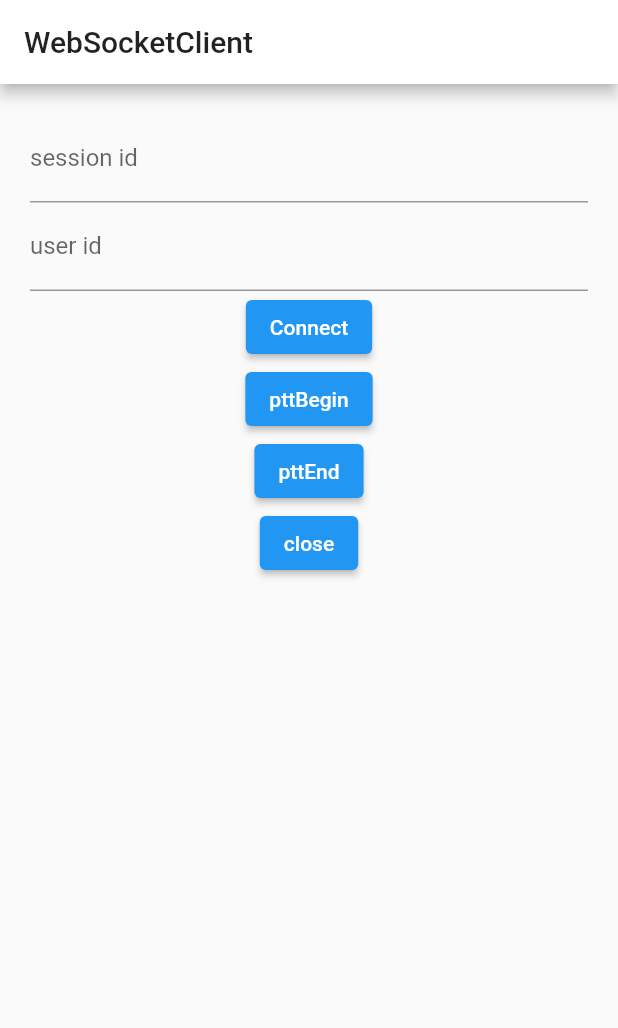
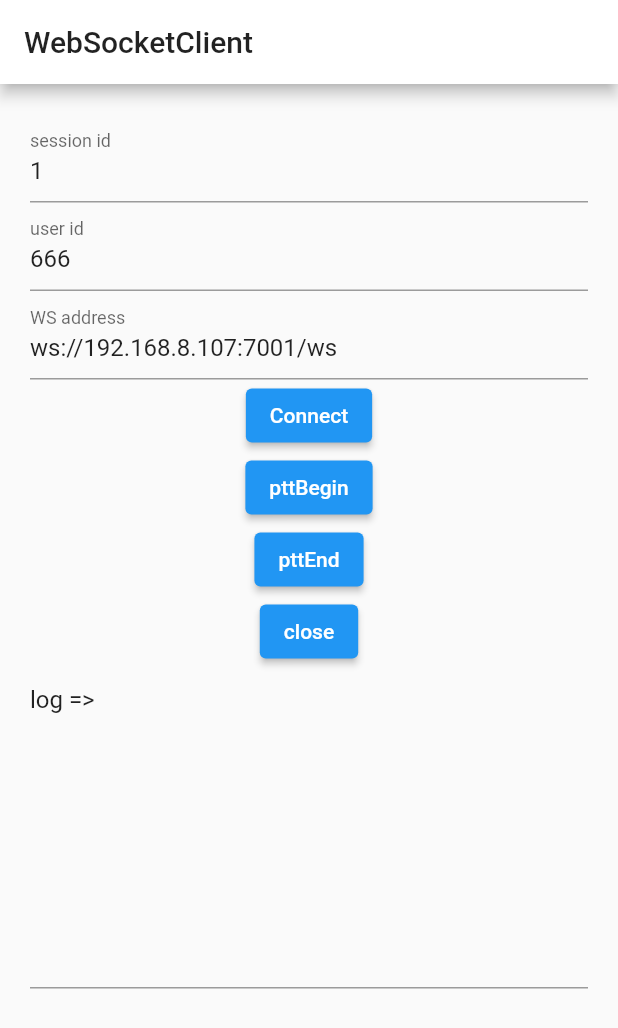
Before and after one commit to xibeidong/flutter_app_hello, a Flutter app: the screen it shows after launch, on a phone screen of 412 x 824 dp. Shown: the top 1028 px of the screen. Run offline on Flutter 3.47's test engine with Material 2 defaults, Android fonts, the light colour scheme and no system bars; missing offline and left inert: flutter_webrtc.

Commit message:
add _log()

```diff
--- a/lib/custom/my_custom.dart
+++ b/lib/custom/my_custom.dart
@@ -4,6 +4,7 @@ import 'dart:async';
 import 'dart:convert';
 import 'dart:io';
 import 'dart:typed_data';
+import 'dart:ui';
 import 'package:flutter/material.dart';
 import 'dart:math' show Random;
 import 'package:web_socket_channel/io.dart';
--- a/lib/custom/web_socket_client.dart
+++ b/lib/custom/web_socket_client.dart
@@ -15,14 +15,18 @@ class MyWebSocketClient extends StatefulWidget{
 class MyWebSocketClientState extends State<MyWebSocketClient>{
 
   late WebSocketChannel channel ;//= IOWebSocketChannel.connect('ws://192.168.10.235:7001');
-  final  _controllerSessionId =  TextEditingController();
-  final _controllerUserId = TextEditingController();
+  final  _controllerSessionId =  TextEditingController(text:'1');
+  final _controllerUserId = TextEditingController(text: '666');
+  final _controllerWS = TextEditingController(text: 'ws://192.168.8.107:7001/ws');
+  final _controllerLog = TextEditingController(text: 'log =>');
   late RTCPeerConnection _peerConnectionSub;
   late RTCPeerConnection _peerConnectionPub;
+  var count = 1;
   //late MediaStream localStream;
   //late RTCRtpTransceiver transceiverPub;
   //final List<RTCVideoRenderer> _remoteRenderers = [];
   //late MediaStreamTrack _remoteTrack;
+
   @override
   Widget build(BuildContext context) {
     // TODO: implement build
@@ -33,22 +37,28 @@ class MyWebSocketClientState extends State<MyWebSocketClient>{
         child: Column(
           crossAxisAlignment: CrossAxisAlignment.center,
           children: <Widget>[
+
             Form(child: TextFormField(
               controller: _controllerSessionId,
               decoration: const InputDecoration(labelText: 'session id'),
+             // onTap: (){_controllerLog.clear();},
             )),
             Form( child: TextFormField(
               controller: _controllerUserId,
               decoration: const InputDecoration(labelText: 'user id'),
-            ),
-            ),
+            ),),
+            Form( child: TextFormField(
+              controller: _controllerWS,
+              decoration: const InputDecoration(labelText: 'WS address'),
+            ),),
+
             ElevatedButton(
               onPressed:  _clickConnect,
               child: const Text('Connect'),
             ),
             ElevatedButton(
               onPressed: (){
-                log('click pttBegin');
+                _log('click pttBegin');
                 channel.sink.add(const JsonEncoder().convert({
                   'event':'pttBegin',
                 }));
@@ -58,7 +68,7 @@ class MyWebSocketClientState extends State<MyWebSocketClient>{
             ),
             ElevatedButton(
               onPressed: () {
-                log('click pttEnd');
+                _log('click pttEnd');
                 pttEndHandle();
               },
               child: const Text('pttEnd'),
@@ -69,15 +79,32 @@ class MyWebSocketClientState extends State<MyWebSocketClient>{
               child: const Text('close'),
               style: const ButtonStyle(alignment: Alignment.center),
             ),
+            TextField(
+              controller: _controllerLog,
+              readOnly: true,
+              maxLines: 10,
 
+            ),
           ],
 
         ),
       )
     );
   }
+  @override
+  void initState()  {
+    super.initState();
+    setState(() {
+      //_controllerUserId.text = 'iop';
+
+    });
+  }
+  void _log(String msg){
+    _controllerLog.text ='${count++}. '+ msg +'\n' + _controllerLog.text;
+    debugPrint(msg);
+  }
   void _clickClose() async{
-    debugPrint('click Close()');
+    _log('click Close()');
     channel.sink.close();
 
     // List<RTCRtpReceiver> receivers = await _peerConnection.getReceivers();
@@ -96,8 +123,10 @@ class MyWebSocketClientState extends State<MyWebSocketClient>{
     //_remoteRenderers.map((element) {element.dispose() ;});
   }
   void _clickConnect() async{
-    debugPrint('click Connect');
-    channel = IOWebSocketChannel.connect('ws://192.168.10.235:7001/ws');
+    _controllerLog.clear();
+    count = 0;
+    _log('click Connect');
+    channel = IOWebSocketChannel.connect(_controllerWS.text);
     //channel = IOWebSocketChannel.connect('ws://124.207.164.210:8431/ws');
     channel.stream.listen((message)  {  _parseMsg(message.toString());},
       onError: (e){log('err:'+e.toString());},
@@ -110,8 +139,8 @@ class MyWebSocketClientState extends State<MyWebSocketClient>{
     channel.sink.add(const JsonEncoder().convert({
       'event':'join',
       'data': const JsonEncoder().convert({
-        'sid':'1',
-        'uid':'321'
+        'sid':_controllerSessionId.text,
+        'uid':_controllerUserId.text
       })
     }));
   }
@@ -168,16 +197,19 @@ class MyWebSocketClientState extends State<MyWebSocketClient>{
 
     };
     _peerConnectionSub.onAddStream = (stream){
-      debugPrint('sub.onAddStream');
+      _log('sub.onAddStream');
     };
     _peerConnectionSub.onTrack = (track){
-      debugPrint('sub.onTrack');
+      _log('sub.onTrack');
     };
     _peerConnectionSub.onRemoveTrack = (stream,track){
-      debugPrint('sub.onRemoveTrack');
+      _log('sub.onRemoveTrack');
     };
     _peerConnectionSub.onRemoveStream = (stream){
-      debugPrint('sub.onRemoveStream');
+      _log('sub.onRemoveStream');
+    };
+    _peerConnectionSub.onConnectionState = (state){
+      _log('sub.'+state.toString());
     };
   }
   Future<void> _readyPub() async {
@@ -229,42 +261,44 @@ class MyWebSocketClientState extends State<MyWebSocketClient>{
     //   }
     // };
     _peerConnectionPub.onAddTrack = (stream,track){
-      debugPrint('pub.onAddTrack');
+      _log('pub.onAddTrack');
       //track.setVolume(0.0);
 
     };
     _peerConnectionPub.onAddStream = (stream){
-      debugPrint('pub.onAddStream');
+      _log('pub.onAddStream');
     };
     _peerConnectionPub.onTrack = (track){
-      debugPrint('pub.onTrack');
+      _log('pub.onTrack');
     };
     _peerConnectionPub.onRemoveTrack = (stream,track){
-      debugPrint('pub.onRemoveTrack');
+      _log('pub.onRemoveTrack');
     };
     _peerConnectionPub.onRemoveStream = (stream){
-      debugPrint('pub.onRemoveStream');
+      _log('pub.onRemoveStream');
     };
-
+    _peerConnectionPub.onConnectionState = (state){
+      _log('pub.'+state.toString());
+    };
     var localStream = await navigator.mediaDevices.getUserMedia({
       'audio':true,
       'video':false
     });
 
-    try{
-      debugPrint('pub. addTransceiver');
-      // await _peerConnectionPub.addTransceiver(
-      //  // track: localStream.getAudioTracks()[0],
-      //   kind:RTCRtpMediaType.RTCRtpMediaTypeAudio,
-      //   init: RTCRtpTransceiverInit(
-      //     direction: TransceiverDirection.SendOnly,
-      //    // streams: [localStream]
-      //   )
-      // );
-
-    }catch(e){
-      debugPrint(e.toString());
-    }
+    // try{
+    //   debugPrint('pub. addTransceiver');
+    //   // await _peerConnectionPub.addTransceiver(
+    //   //  // track: localStream.getAudioTracks()[0],
+    //   //   kind:RTCRtpMediaType.RTCRtpMediaTypeAudio,
+    //   //   init: RTCRtpTransceiverInit(
+    //   //     direction: TransceiverDirection.SendOnly,
+    //   //    // streams: [localStream]
+    //   //   )
+    //   // );
+    //
+    // }catch(e){
+    //   debugPrint(e.toString());
+    // }
 
     // var transceiverPub = await _peerConnectionPub.addTransceiver(
     //     kind: RTCRtpMediaType.RTCRtpMediaTypeAudio,
@@ -278,7 +312,7 @@ class MyWebSocketClientState extends State<MyWebSocketClient>{
 
     switch(msg['event']){
       case 'offer':
-        debugPrint('sub. receive offer');
+        _log('sub. receive offer');
 
         Map<String,dynamic> offer = jsonDecode(msg['data']);
         await _peerConnectionSub.setRemoteDescription(RTCSessionDescription(offer['sdp'], offer['type']));
@@ -292,7 +326,7 @@ class MyWebSocketClientState extends State<MyWebSocketClient>{
         }));
         break;
       case 'answer':
-        debugPrint('pub. receive answer');
+        _log('pub. receive answer');
         Map<String,dynamic> answer = jsonDecode(msg['data']);
         await _peerConnectionPub.setRemoteDescription(RTCSessionDescription(answer['sdp'], answer['type']));
 
@@ -330,9 +364,9 @@ class MyWebSocketClientState extends State<MyWebSocketClient>{
         break;
       case 'pttBegin':
         if(msg['data'] == "ok"){
-          debugPrint('pttBegin is ok');
+          _log('pttBegin is ok');
         }else{
-          debugPrint('pttBegin is fail');
+          _log('pttBegin is fail');
           return;
         }
         pttBeginHandle();
@@ -340,16 +374,16 @@ class MyWebSocketClientState extends State<MyWebSocketClient>{
         break;
       case 'pttEnd':
         if(msg['data'] == "ok"){
-          debugPrint('pttEnd is ok');
+          _log('pttEnd is ok');
         }else{
-          debugPrint('pttEnd is fail');
+          _log('pttEnd is fail');
         }
         break;
       case 'err':
-        debugPrint(msg['data']);
+        _log('err: '+msg['data']);
         break;
       default:
-        debugPrint('unknown event');
+        _log('unknown event');
         break;
     }
   }
@@ -374,7 +408,7 @@ class MyWebSocketClientState extends State<MyWebSocketClient>{
        await senders[0].replaceTrack(tracks[0]);
     }else{
       try{
-        debugPrint('pub.addTrack');
+        _log('pub.addTrack');
         var sender = await _peerConnectionPub.addTrack(tracks[0],localStream);
       } catch(e){
         debugPrint('Pub.addTrack err'+e.toString());
@@ -416,7 +450,7 @@ class MyWebSocketClientState extends State<MyWebSocketClient>{
       'target':'pub',
       'data': const JsonEncoder().convert(offer.toMap())
     });
-    debugPrint('pub send offer len = ${dataOffer.length}');
+    _log('pub send offer len = ${dataOffer.length}');
     //debugPrint('pub send offer => $dataOffer');
     channel.sink.add(dataOffer);
   }
@@ -426,6 +460,8 @@ class MyWebSocketClientState extends State<MyWebSocketClient>{
     super.dispose();
     _controllerSessionId.dispose();
     _controllerUserId.dispose();
+    _controllerWS.dispose();
+    _controllerLog.dispose();
     _clickClose();
    // channel.sink.close();
   }
```
